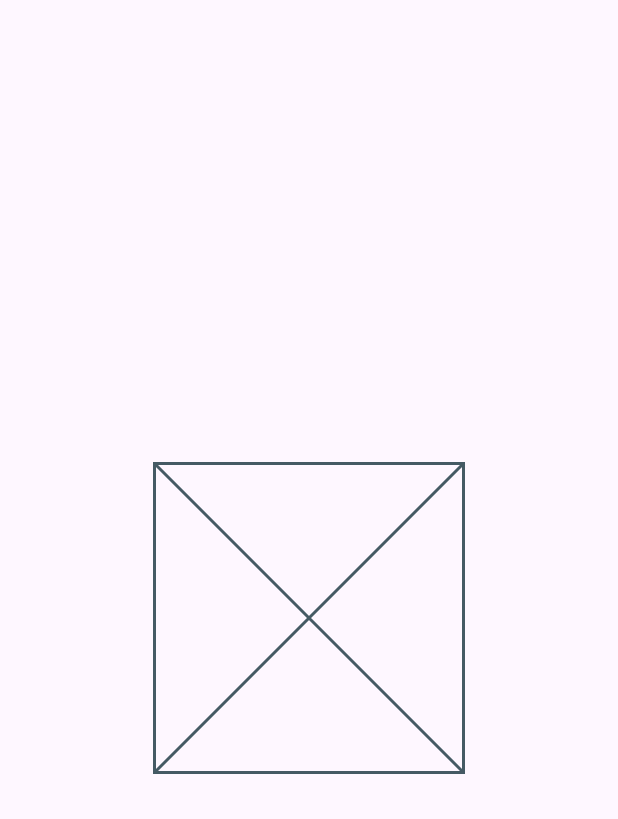
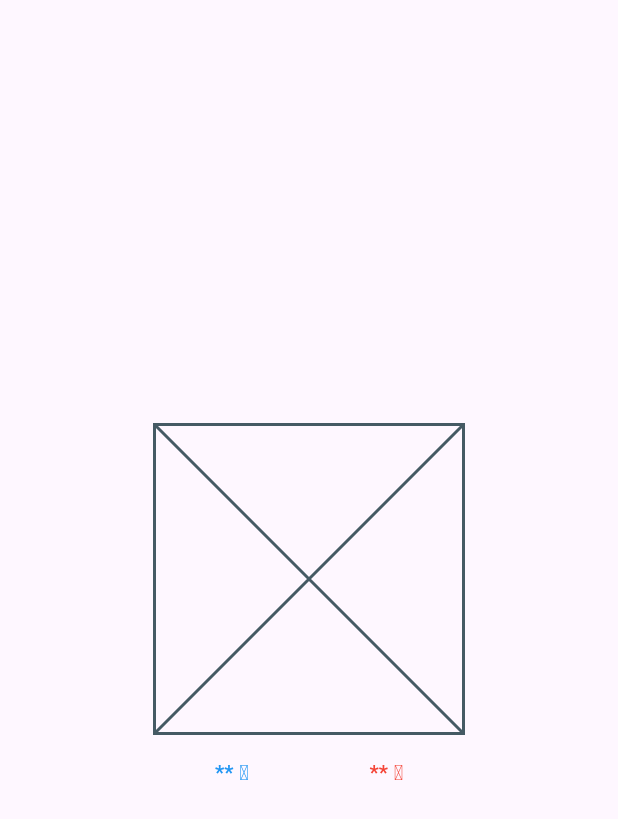
Before and after one commit to dorudorujr/flutter-training-side-job, a Flutter app: the screen it shows after launch, on a phone screen of 412 x 824 dp. Shown: the top 819 px of the screen. Run offline on Flutter 3.47's test engine with Material 3 defaults, Android fonts, the phone set to English and light mode, and no system bars.

Commit message:
Textを配置

```diff
--- a/lib/main.dart
+++ b/lib/main.dart
@@ -14,10 +14,49 @@ class MainApp extends StatelessWidget {
         body: LayoutBuilder(
           builder: (context, constraints) {
             return Center(
-              child: SizedBox(
-                width: constraints.maxWidth / 2,
-                height: constraints.maxWidth / 2,
-                child: const Placeholder(),
+              child: Column(
+                mainAxisAlignment: MainAxisAlignment.center,
+                children: [
+                  SizedBox(
+                    width: constraints.maxWidth / 2,
+                    height: constraints.maxWidth / 2,
+                    child: const Placeholder(),
+                  ),
+                  Padding(
+                    padding: const EdgeInsets.symmetric(vertical: 16),
+                    child: Row(
+                      mainAxisAlignment: MainAxisAlignment.center,
+                      children: [
+                        SizedBox(
+                          width: constraints.maxWidth / 4,
+                          child: Text(
+                            '** ℃',
+                            textAlign: TextAlign.center,
+                            style: Theme.of(context)
+                                .textTheme
+                                .labelLarge
+                                ?.copyWith(
+                                  color: Colors.blue,
+                                ),
+                          ),
+                        ),
+                        SizedBox(
+                          width: constraints.maxWidth / 4,
+                          child: Text(
+                            '** ℃',
+                            textAlign: TextAlign.center,
+                            style: Theme.of(context)
+                                .textTheme
+                                .labelLarge
+                                ?.copyWith(
+                                  color: Colors.red,
+                                ),
+                          ),
+                        ),
+                      ],
+                    ),
+                  ),
+                ],
               ),
             );
           },
```
